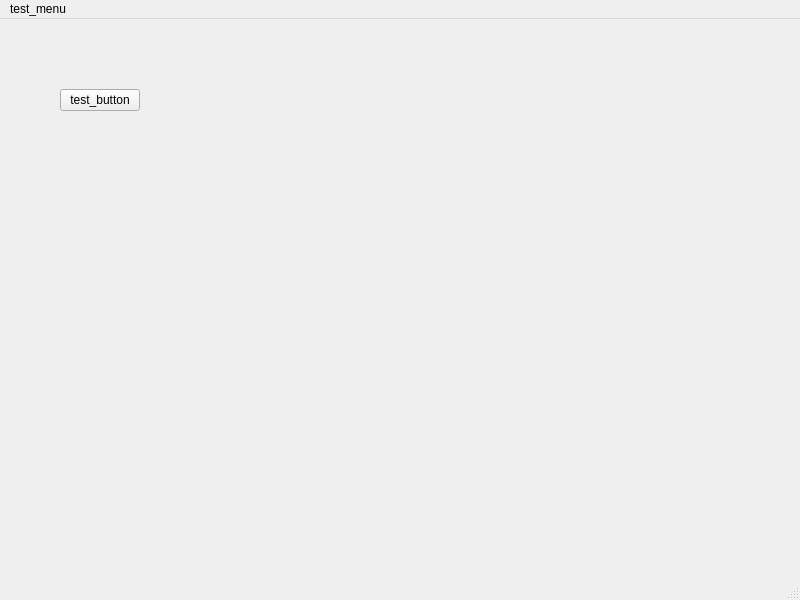
This is CGUI/mainwindow.ui in MasterskayaC/Stakan as Qt 5 draws it before an edit. The edited form follows.
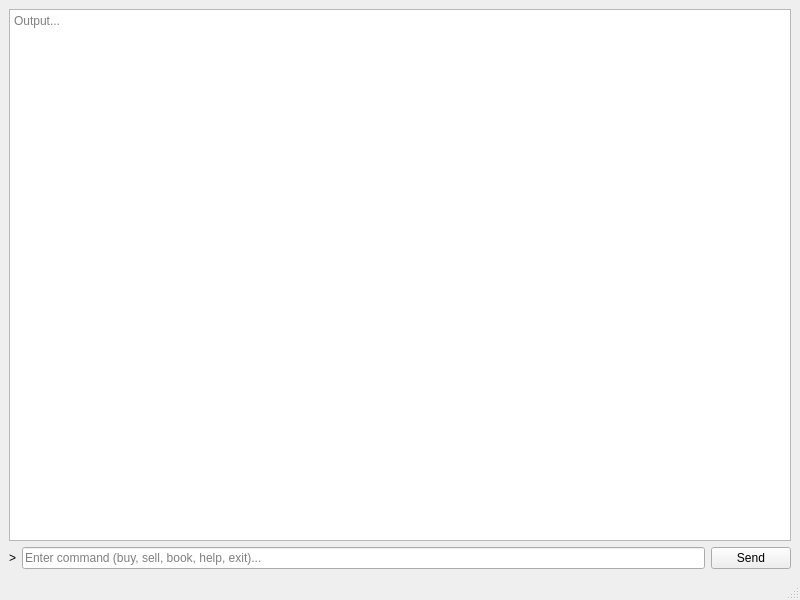
This is the edited form.

```diff
--- a/CGUI/mainwindow.ui
+++ b/CGUI/mainwindow.ui
@@ -14,34 +14,43 @@
    <string>MainWindow</string>
   </property>
   <widget class="QWidget" name="centralwidget">
-   <widget class="QWidget" name="formLayoutWidget">
-    <property name="geometry">
-     <rect>
-      <x>60</x>
-      <y>70</y>
-      <width>181</width>
-      <height>111</height>
-     </rect>
-    </property>
-    <layout class="QFormLayout" name="formLayout">
-     <item row="0" column="0">
-      <widget class="QPushButton" name="pushButton1">
-       <property name="contextMenuPolicy">
-        <enum>Qt::ActionsContextMenu</enum>
-       </property>
-       <property name="toolTipDuration">
-        <number>-3</number>
-       </property>
-       <property name="text">
-        <string>test_button</string>
-       </property>
-       <property name="autoRepeatInterval">
-        <number>99</number>
-       </property>
-      </widget>
-     </item>
-    </layout>
-   </widget>
+   <layout class="QVBoxLayout" name="verticalLayout">
+    <item>
+     <widget class="QPlainTextEdit" name="outputArea">
+      <property name="readOnly">
+       <bool>true</bool>
+      </property>
+      <property name="placeholderText">
+       <string>Output...</string>
+      </property>
+     </widget>
+    </item>
+    <item>
+     <layout class="QHBoxLayout" name="inputLayout">
+      <item>
+       <widget class="QLabel" name="promptLabel">
+        <property name="text">
+         <string>&gt;</string>
+        </property>
+       </widget>
+      </item>
+      <item>
+       <widget class="QLineEdit" name="inputLine">
+        <property name="placeholderText">
+         <string>Enter command (buy, sell, book, help, exit)...</string>
+        </property>
+       </widget>
+      </item>
+      <item>
+       <widget class="QPushButton" name="sendButton">
+        <property name="text">
+         <string>Send</string>
+        </property>
+       </widget>
+      </item>
+     </layout>
+    </item>
+   </layout>
   </widget>
   <widget class="QMenuBar" name="menubar">
    <property name="geometry">
@@ -52,14 +61,6 @@
      <height>24</height>
     </rect>
    </property>
-   <widget class="QMenu" name="menutest_menu">
-    <property name="title">
-     <string>test_menu</string>
-    </property>
-    <addaction name="separator"/>
-    <addaction name="actiontest_sub"/>
-   </widget>
-   <addaction name="menutest_menu"/>
   </widget>
   <widget class="QStatusBar" name="statusbar"/>
   <action name="actiontest_sub">
```
Left out of the diff: 7 changed lines with no effect on the pictures.
